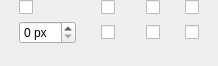
Old version of the form libs/flake/SnapGuideConfigWidget.ui in the repository KDE/krita.
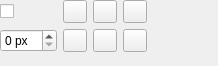
New version of the form. Icons and pictures are not drawn.

Commit message: Changed: in SnapGuideConfigWidget turn checkboxes to checkable buttons

The edit to the form file:
```diff
--- a/libs/flake/SnapGuideConfigWidget.ui
+++ b/libs/flake/SnapGuideConfigWidget.ui
@@ -10,7 +10,7 @@
     <height>66</height>
    </rect>
   </property>
-  <layout class="QGridLayout" name="gridLayout">
+  <layout class="QGridLayout" columnstretch="0,0,0,0,1" rowstretch="0,0,1">
    <property name="margin">
     <number>0</number>
    </property>
@@ -22,12 +22,9 @@
     </widget>
    </item>
    <item row="0" column="1">
-    <widget class="QCheckBox" name="nodeSnapGuide">
-     <property name="sizePolicy">
-      <sizepolicy hsizetype="Fixed" vsizetype="Fixed">
-       <horstretch>0</horstretch>
-       <verstretch>0</verstretch>
-      </sizepolicy>
+    <widget class="QToolButton" name="nodeSnapGuide">
+     <property name="checkable">
+      <bool>true</bool>
      </property>
      <property name="toolTip">
       <string>Nodes</string>
@@ -42,12 +39,9 @@
     </widget>
    </item>
    <item row="0" column="2">
-    <widget class="QCheckBox" name="extensionSnapGuide">
-     <property name="sizePolicy">
-      <sizepolicy hsizetype="Fixed" vsizetype="Fixed">
-       <horstretch>0</horstretch>
-       <verstretch>0</verstretch>
-      </sizepolicy>
+    <widget class="QToolButton" name="extensionSnapGuide">
+     <property name="checkable">
+      <bool>true</bool>
      </property>
      <property name="toolTip">
       <string>Extension of lines</string>
@@ -62,12 +56,9 @@
     </widget>
    </item>
    <item row="0" column="3">
-    <widget class="QCheckBox" name="boundingBoxSnapGuide">
-     <property name="sizePolicy">
-      <sizepolicy hsizetype="Fixed" vsizetype="Fixed">
-       <horstretch>0</horstretch>
-       <verstretch>0</verstretch>
-      </sizepolicy>
+    <widget class="QToolButton" name="boundingBoxSnapGuide">
+     <property name="checkable">
+      <bool>true</bool>
      </property>
      <property name="toolTip">
       <string>Bounding box of shape</string>
@@ -98,12 +89,9 @@
     </widget>
    </item>
    <item row="1" column="1">
-    <widget class="QCheckBox" name="orthogonalSnapGuide">
-     <property name="sizePolicy">
-      <sizepolicy hsizetype="Fixed" vsizetype="Fixed">
-       <horstretch>0</horstretch>
-       <verstretch>0</verstretch>
-      </sizepolicy>
+    <widget class="QToolButton" name="orthogonalSnapGuide">
+     <property name="checkable">
+      <bool>true</bool>
      </property>
      <property name="toolTip">
       <string>Orthogonal</string>
@@ -118,12 +106,9 @@
     </widget>
    </item>
    <item row="1" column="2">
-    <widget class="QCheckBox" name="intersectionSnapGuide">
-     <property name="sizePolicy">
-      <sizepolicy hsizetype="Fixed" vsizetype="Fixed">
-       <horstretch>0</horstretch>
-       <verstretch>0</verstretch>
-      </sizepolicy>
+    <widget class="QToolButton" name="intersectionSnapGuide">
+     <property name="checkable">
+      <bool>true</bool>
      </property>
      <property name="toolTip">
       <string>Intersection of lines</string>
@@ -138,12 +123,9 @@
     </widget>
    </item>
    <item row="1" column="3">
-    <widget class="QCheckBox" name="lineGuideSnapGuide">
-     <property name="sizePolicy">
-      <sizepolicy hsizetype="Fixed" vsizetype="Fixed">
-       <horstretch>0</horstretch>
-       <verstretch>0</verstretch>
-      </sizepolicy>
+    <widget class="QToolButton" name="lineGuideSnapGuide">
+     <property name="checkable">
+      <bool>true</bool>
      </property>
      <property name="toolTip">
       <string>Guide lines</string>
@@ -157,28 +139,19 @@
      </property>
     </widget>
    </item>
-   <item row="3" column="1">
+   <item row="2" column="1">
     <spacer name="verticalSpacer">
      <property name="orientation">
       <enum>Qt::Vertical</enum>
      </property>
-     <property name="sizeHint" stdset="0">
-      <size>
-       <width>20</width>
-       <height>40</height>
-      </size>
-     </property>
     </spacer>
    </item>
-   <item row="2" column="1">
-    <widget class="QWidget" name="SpecialSpacer" native="true">
-     <property name="sizePolicy">
-      <sizepolicy hsizetype="Preferred" vsizetype="Expanding">
-       <horstretch>0</horstretch>
-       <verstretch>0</verstretch>
-      </sizepolicy>
+   <item row="0" column="4">
+    <spacer>
+     <property name="orientation">
+      <enum>Qt::Horizontal</enum>
      </property>
-    </widget>
+    </spacer>
    </item>
   </layout>
  </widget>
```
Left out of the diff: 24 changed lines with no effect on the pictures. The commit also changes 2 other files.
